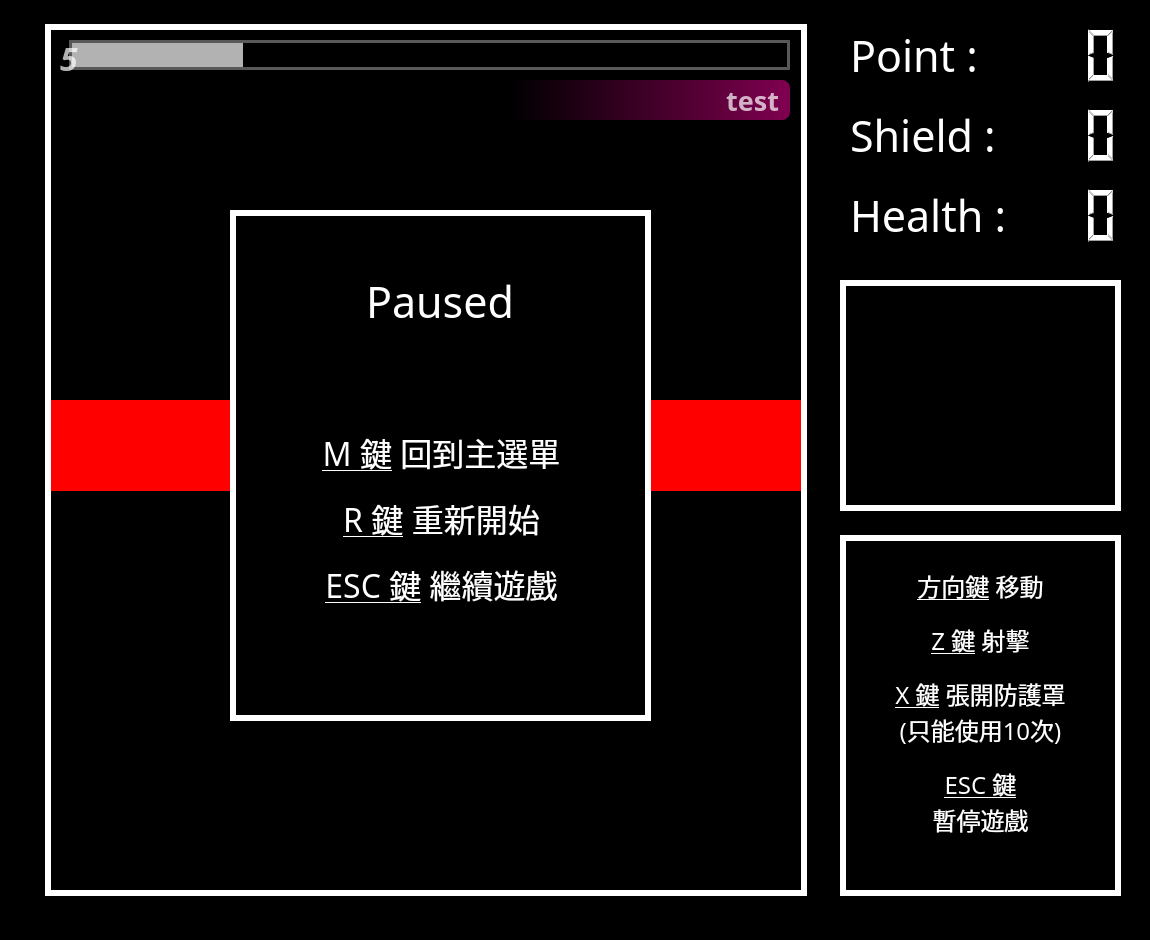
The window that mainwindow.ui (alvin5716/Shooting-Game-Space-Defender) describes before a commit, drawn with Qt 5.
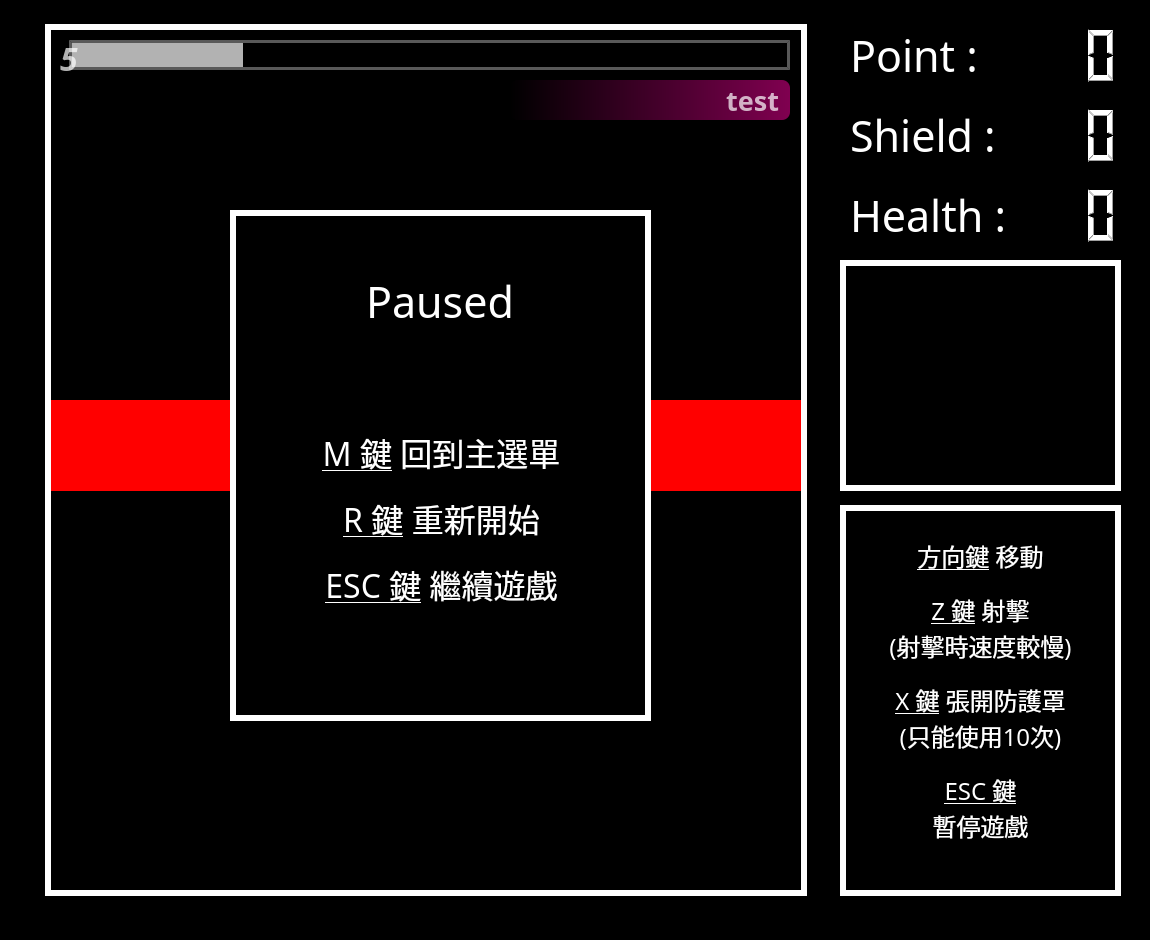
The same window after the commit. Icons and pictures are not drawn.

```diff
--- a/mainwindow.ui
+++ b/mainwindow.ui
@@ -370,9 +370,9 @@
       <property name="geometry">
        <rect>
         <x>840</x>
-        <y>535</y>
+        <y>505</y>
         <width>281</width>
-        <height>361</height>
+        <height>391</height>
        </rect>
       </property>
       <property name="font">
@@ -392,10 +392,11 @@
 &lt;html&gt;&lt;head&gt;&lt;meta name=&quot;qrichtext&quot; content=&quot;1&quot; /&gt;&lt;style type=&quot;text/css&quot;&gt;
 p, li { white-space: pre-wrap; }
 &lt;/style&gt;&lt;/head&gt;&lt;body style=&quot; font-family:'Abyssinica SIL'; font-size:12pt; font-weight:600; font-style:normal;&quot;&gt;
-&lt;p align=&quot;center&quot; style=&quot;-qt-paragraph-type:empty; margin-top:0px; margin-bottom:0px; margin-left:0px; margin-right:0px; -qt-block-indent:0; text-indent:0px; font-family:'微軟正黑體'; font-weight:400;&quot;&gt;&lt;br /&gt;&lt;/p&gt;
+&lt;p align=&quot;center&quot; style=&quot;-qt-paragraph-type:empty; margin-top:0px; margin-bottom:0px; margin-left:0px; margin-right:0px; -qt-block-indent:0; text-indent:0px;&quot;&gt;&lt;br /&gt;&lt;/p&gt;
 &lt;p align=&quot;center&quot; style=&quot; margin-top:0px; margin-bottom:0px; margin-left:0px; margin-right:0px; -qt-block-indent:0; text-indent:0px;&quot;&gt;&lt;span style=&quot; font-family:'微軟正黑體'; font-size:18pt; font-weight:400; text-decoration: underline;&quot;&gt;方向鍵&lt;/span&gt;&lt;span style=&quot; font-family:'微軟正黑體'; font-size:18pt; font-weight:400;&quot;&gt; 移動&lt;/span&gt;&lt;/p&gt;
 &lt;p align=&quot;center&quot; style=&quot; margin-top:0px; margin-bottom:0px; margin-left:0px; margin-right:0px; -qt-block-indent:0; text-indent:0px;&quot;&gt;&lt;span style=&quot; font-family:'微軟正黑體'; font-size:10pt; font-weight:400;&quot;&gt; &lt;/span&gt;&lt;/p&gt;
 &lt;p align=&quot;center&quot; style=&quot; margin-top:0px; margin-bottom:0px; margin-left:0px; margin-right:0px; -qt-block-indent:0; text-indent:0px;&quot;&gt;&lt;span style=&quot; font-family:'微軟正黑體'; font-size:18pt; font-weight:400; text-decoration: underline;&quot;&gt;Z 鍵&lt;/span&gt;&lt;span style=&quot; font-family:'微軟正黑體'; font-size:18pt; font-weight:400;&quot;&gt; 射擊&lt;/span&gt;&lt;/p&gt;
+&lt;p align=&quot;center&quot; style=&quot; margin-top:0px; margin-bottom:0px; margin-left:0px; margin-right:0px; -qt-block-indent:0; text-indent:0px;&quot;&gt;&lt;span style=&quot; font-family:'微軟正黑體'; font-size:18pt; font-weight:400;&quot;&gt;(射擊時速度較慢)&lt;/span&gt;&lt;/p&gt;
 &lt;p align=&quot;center&quot; style=&quot; margin-top:0px; margin-bottom:0px; margin-left:0px; margin-right:0px; -qt-block-indent:0; text-indent:0px;&quot;&gt;&lt;span style=&quot; font-family:'微軟正黑體'; font-size:10pt; font-weight:400;&quot;&gt; &lt;/span&gt;&lt;/p&gt;
 &lt;p align=&quot;center&quot; style=&quot; margin-top:0px; margin-bottom:0px; margin-left:0px; margin-right:0px; -qt-block-indent:0; text-indent:0px;&quot;&gt;&lt;span style=&quot; font-family:'微軟正黑體'; font-size:18pt; font-weight:400; text-decoration: underline;&quot;&gt;X 鍵&lt;/span&gt;&lt;span style=&quot; font-family:'微軟正黑體'; font-size:18pt; font-weight:400;&quot;&gt; 張開防護罩&lt;/span&gt;&lt;/p&gt;
 &lt;p align=&quot;center&quot; style=&quot; margin-top:0px; margin-bottom:0px; margin-left:0px; margin-right:0px; -qt-block-indent:0; text-indent:0px;&quot;&gt;&lt;span style=&quot; font-family:'微軟正黑體'; font-size:18pt; font-weight:400;&quot;&gt;(只能使用10次)&lt;/span&gt;&lt;/p&gt;
@@ -822,7 +823,7 @@
       <property name="geometry">
        <rect>
         <x>840</x>
-        <y>280</y>
+        <y>260</y>
         <width>281</width>
         <height>231</height>
        </rect>
```
